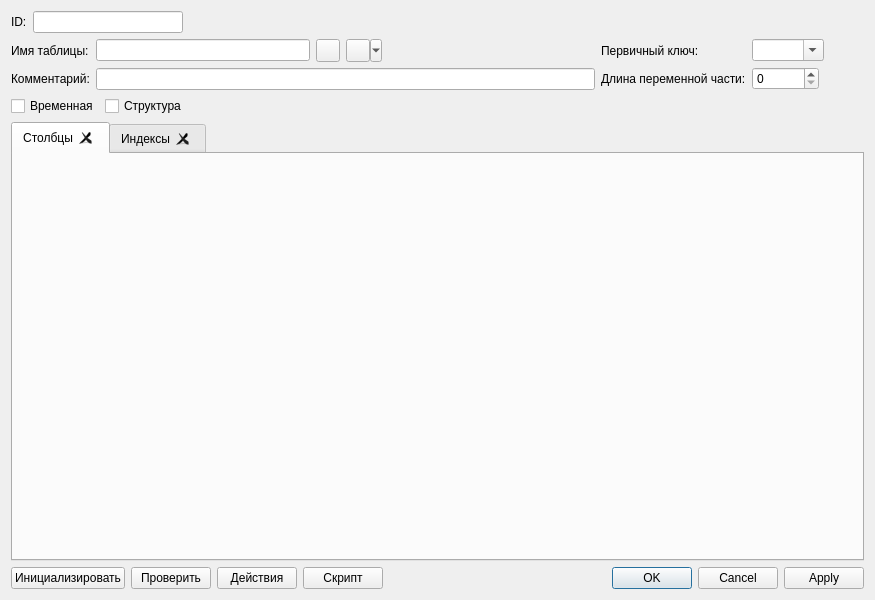
Above: FmtLib/ui/fmtworkwindow.ui from Smitt64/WorkFMT before the change. Below: the same form after it.
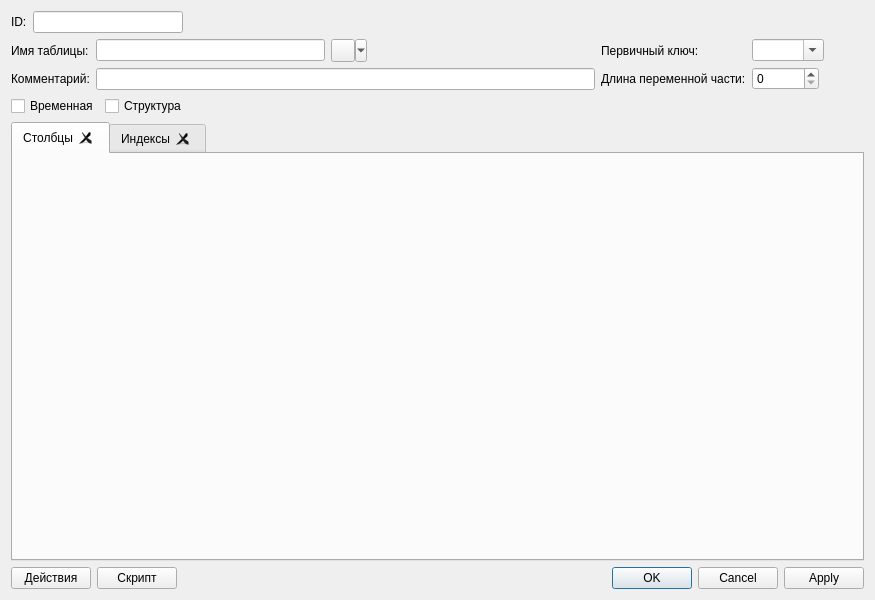
That is the form after the change. Icons and pictures are not drawn.

```diff
--- a/FmtLib/ui/fmtworkwindow.ui
+++ b/FmtLib/ui/fmtworkwindow.ui
@@ -92,20 +92,6 @@
                </property>
               </widget>
              </item>
-             <item>
-              <widget class="QToolButton" name="compareBtn">
-               <property name="toolTip">
-                <string>Сравнить структуры</string>
-               </property>
-               <property name="text">
-                <string/>
-               </property>
-               <property name="icon">
-                <iconset resource="../res/fmt.qrc">
-                 <normaloff>:/img/SychronizeListHS.png</normaloff>:/img/SychronizeListHS.png</iconset>
-               </property>
-              </widget>
-             </item>
              <item>
               <widget class="QToolButton" name="copyTool">
                <property name="text">
@@ -279,26 +265,6 @@
    </item>
    <item>
     <layout class="QHBoxLayout" name="horizontalLayout_8">
-     <item>
-      <widget class="QPushButton" name="pushButton">
-       <property name="text">
-        <string>Инициализировать</string>
-       </property>
-       <property name="autoDefault">
-        <bool>false</bool>
-       </property>
-      </widget>
-     </item>
-     <item>
-      <widget class="QPushButton" name="checkButton">
-       <property name="text">
-        <string>Проверить</string>
-       </property>
-       <property name="autoDefault">
-        <bool>false</bool>
-       </property>
-      </widget>
-     </item>
      <item>
       <widget class="QPushButton" name="pushActions">
        <property name="text">
```
Left out of the diff: 18 changed lines with no effect on the pictures.
